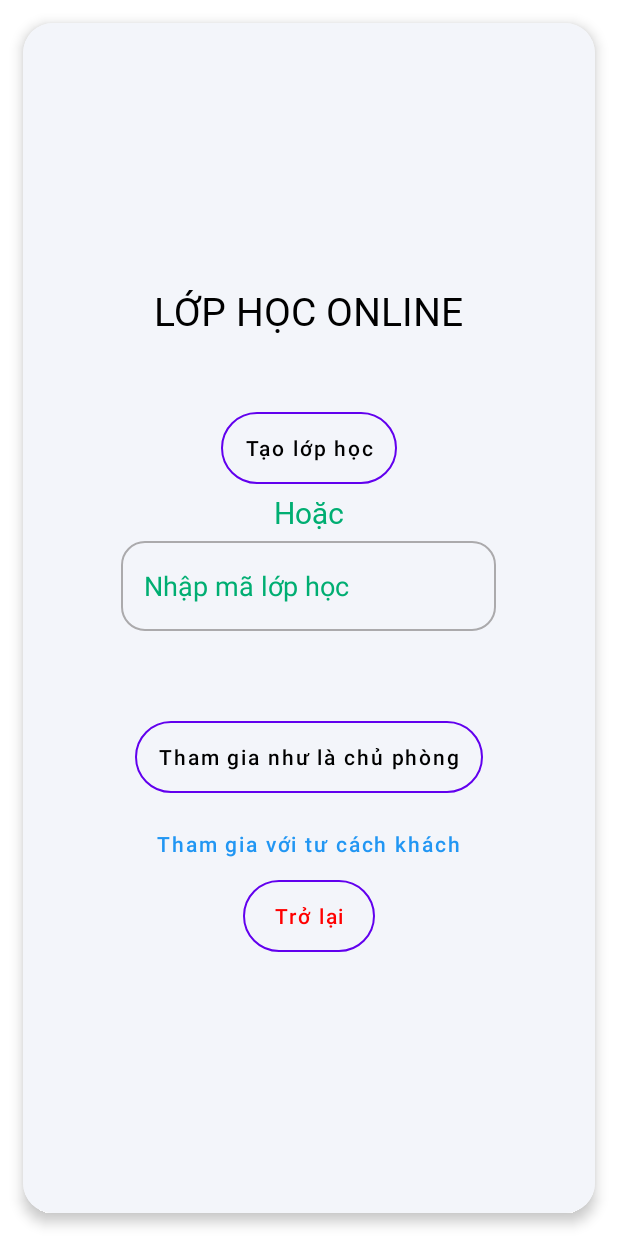
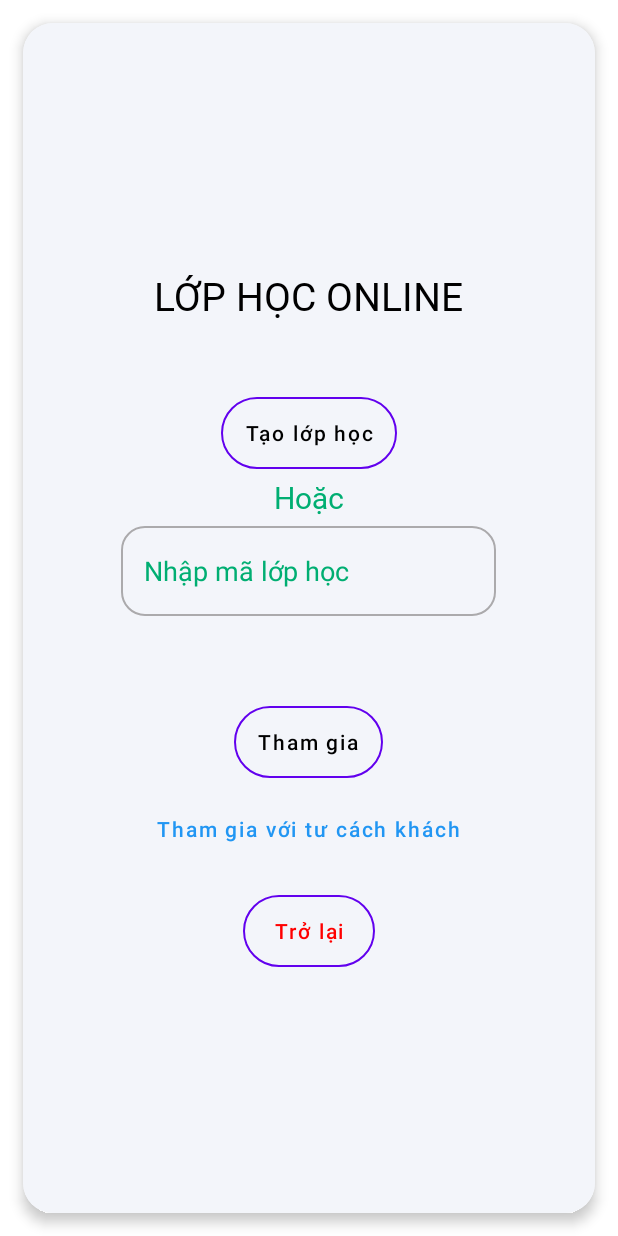
Before and after one commit to NguyenHaiLuan/BCEdu_Learning_English_Android, an Android app: the JoinActivity screen opened directly, with no data from a screen before it, on a phone screen of 412 x 824 dp. Run offline under Robolectric (Android 15) with nearby library versions, the light colour scheme and no system bars; libraries missing offline, so code that uses them is left out: com.androidnetworking, com.androidnetworking.error, com.androidnetworking.interfaces, io.github.muddz.styleabletoast.

Commit message:
update text on button join room

```diff
--- a/app/src/main/res/layout/activity_join.xml
+++ b/app/src/main/res/layout/activity_join.xml
@@ -66,7 +66,7 @@
                 android:layout_width="wrap_content"
                 android:layout_height="wrap_content"
                 android:layout_marginTop="60dp"
-                android:text="Tham gia như là chủ phòng"
+                android:text="Tham gia"
                 android:layout_marginBottom="10dp"
                 android:textColor="@color/black"
                 android:background="@drawable/tran_btn_solid"
@@ -86,15 +86,11 @@
                 android:layout_width="wrap_content"
                 android:layout_height="wrap_content"
                 android:text="Trở lại"
+                android:layout_marginTop="20dp"
                 android:background="@drawable/tran_btn_solid"
                 android:textColor="@color/red"
                 android:textAllCaps="false" />
         </LinearLayout>
 
     </androidx.cardview.widget.CardView>
-
-
-
-
-
 </RelativeLayout>
```
